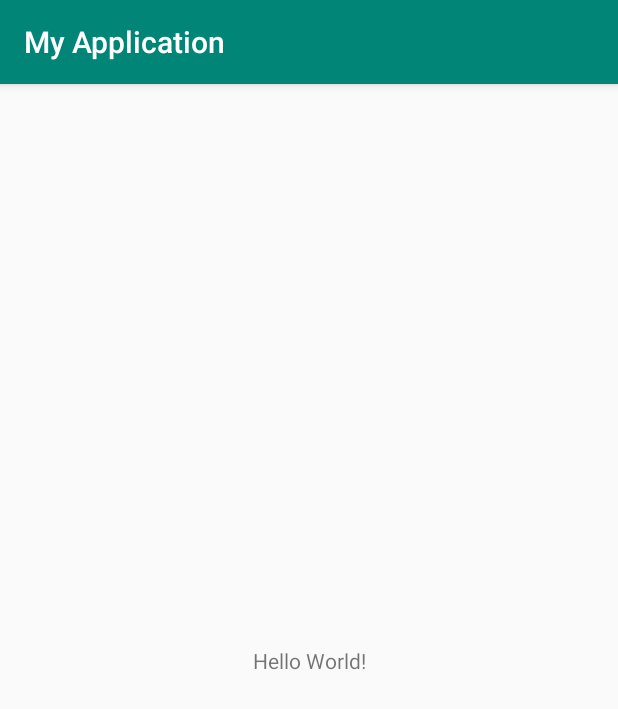
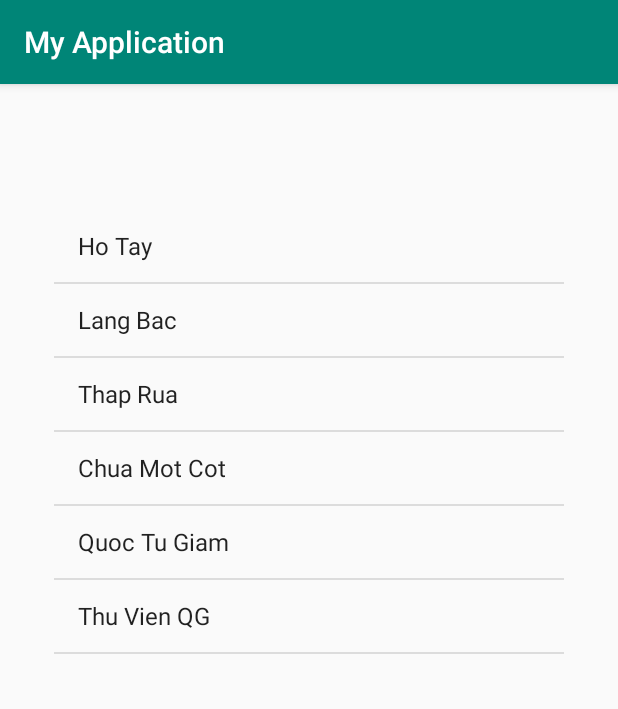
Before and after one commit to 2VuT/bai_tap_android, an Android app: the screen it shows after launch (MainActivity), on a phone screen of 412 x 824 dp. Shown: the top 709 px of the screen. Run offline under Robolectric (Android 15) with nearby library versions, the phone set to English and light mode, and no system bars.

Commit message:
amend listview

```diff
--- a/app/src/main/java/com/example/myapplication/MainActivity.java
+++ b/app/src/main/java/com/example/myapplication/MainActivity.java
@@ -3,6 +3,8 @@ package com.example.myapplication;
 import androidx.appcompat.app.AppCompatActivity;
 
 import android.os.Bundle;
+import android.widget.ArrayAdapter;
+import android.widget.ListView;
 
 public class MainActivity extends AppCompatActivity {
 
@@ -10,5 +12,18 @@ public class MainActivity extends AppCompatActivity {
     protected void onCreate(Bundle savedInstanceState) {
         super.onCreate(savedInstanceState);
         setContentView(R.layout.activity_main);
+
+        ListView listView = (ListView) findViewById(R.id.location_list);
+        String[] locations = new String[] {
+                "Ho Tay",
+                "Lang Bac",
+                "Thap Rua",
+                "Chua Mot Cot",
+                "Quoc Tu Giam",
+                "Thu Vien QG"
+        };
+
+        ArrayAdapter arrayAdapter = new ArrayAdapter<String>(this, android.R.layout.simple_list_item_1, locations);
+        listView.setAdapter(arrayAdapter);
     }
 }
--- a/app/src/main/res/layout/activity_main.xml
+++ b/app/src/main/res/layout/activity_main.xml
@@ -1,18 +1,14 @@
 <?xml version="1.0" encoding="utf-8"?>
-<androidx.constraintlayout.widget.ConstraintLayout xmlns:android="http://schemas.android.com/apk/res/android"
+<android.widget.RelativeLayout xmlns:android="http://schemas.android.com/apk/res/android"
     xmlns:app="http://schemas.android.com/apk/res-auto"
     xmlns:tools="http://schemas.android.com/tools"
     android:layout_width="match_parent"
     android:layout_height="match_parent"
     tools:context=".MainActivity">
 
-    <TextView
-        android:layout_width="wrap_content"
-        android:layout_height="wrap_content"
-        android:text="Hello World!"
-        app:layout_constraintBottom_toBottomOf="parent"
-        app:layout_constraintLeft_toLeftOf="parent"
-        app:layout_constraintRight_toRightOf="parent"
-        app:layout_constraintTop_toTopOf="parent" />
-
-</androidx.constraintlayout.widget.ConstraintLayout>
+    <ListView
+        android:id="@+id/location_list"
+        android:layout_width="340dp"
+        android:layout_height="599dp"
+        android:layout_centerInParent="true" />
+</android.widget.RelativeLayout>
```
